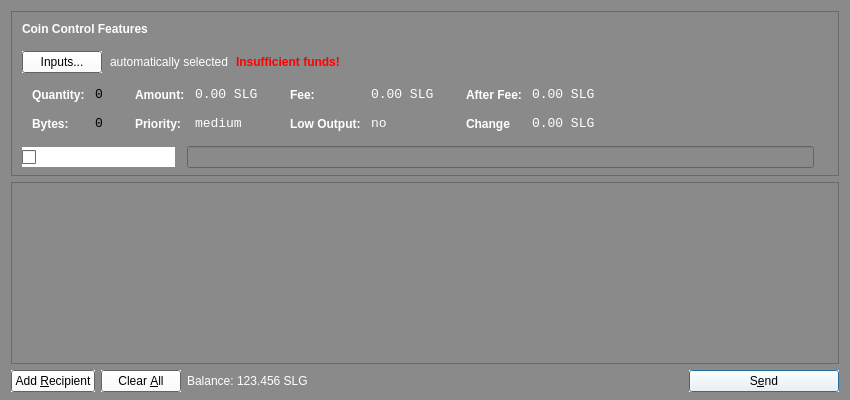
Before: the Qt Designer form src/qt/forms/sendcoinsdialog.ui in Sterlingcoin/Sterlingcoin-1.6.2.0-Release, drawn with Qt 5.
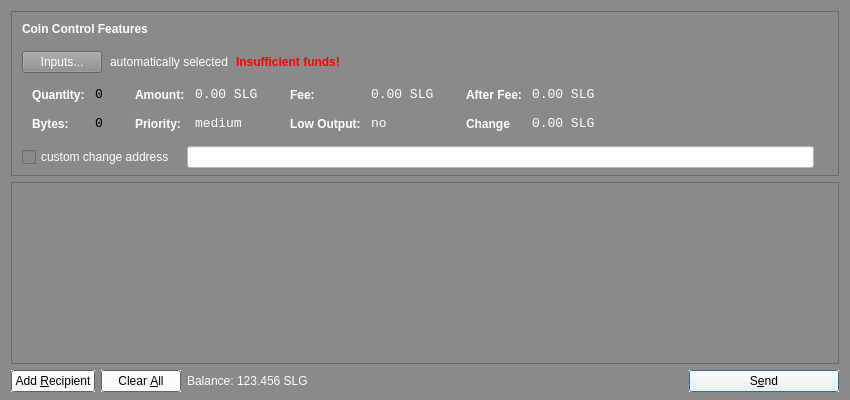
After: the same form once the commit is applied. Icons and pictures are not drawn.

```diff
--- a/src/qt/forms/sendcoinsdialog.ui
+++ b/src/qt/forms/sendcoinsdialog.ui
@@ -564,11 +564,183 @@
           </property>
           <item>
            <widget class="QPushButton" name="pushButtonCoinControl">
+            <property name="palette">
+             <palette>
+              <active>
+               <colorrole role="WindowText">
+                <brush brushstyle="SolidPattern">
+                 <color alpha="255">
+                  <red>255</red>
+                  <green>255</green>
+                  <blue>255</blue>
+                 </color>
+                </brush>
+               </colorrole>
+               <colorrole role="Button">
+                <brush brushstyle="SolidPattern">
+                 <color alpha="255">
+                  <red>138</red>
+                  <green>138</green>
+                  <blue>138</blue>
+                 </color>
+                </brush>
+               </colorrole>
+               <colorrole role="ButtonText">
+                <brush brushstyle="SolidPattern">
+                 <color alpha="255">
+                  <red>255</red>
+                  <green>255</green>
+                  <blue>255</blue>
+                 </color>
+                </brush>
+               </colorrole>
+               <colorrole role="Base">
+                <brush brushstyle="SolidPattern">
+                 <color alpha="255">
+                  <red>138</red>
+                  <green>138</green>
+                  <blue>138</blue>
+                 </color>
+                </brush>
+               </colorrole>
+               <colorrole role="Window">
+                <brush brushstyle="SolidPattern">
+                 <color alpha="255">
+                  <red>138</red>
+                  <green>138</green>
+                  <blue>138</blue>
+                 </color>
+                </brush>
+               </colorrole>
+               <colorrole role="ToolTipText">
+                <brush brushstyle="SolidPattern">
+                 <color alpha="255">
+                  <red>255</red>
+                  <green>255</green>
+                  <blue>255</blue>
+                 </color>
+                </brush>
+               </colorrole>
+              </active>
+              <inactive>
+               <colorrole role="WindowText">
+                <brush brushstyle="SolidPattern">
+                 <color alpha="255">
+                  <red>255</red>
+                  <green>255</green>
+                  <blue>255</blue>
+                 </color>
+                </brush>
+               </colorrole>
+               <colorrole role="Button">
+                <brush brushstyle="SolidPattern">
+                 <color alpha="255">
+                  <red>138</red>
+                  <green>138</green>
+                  <blue>138</blue>
+                 </color>
+                </brush>
+               </colorrole>
+               <colorrole role="ButtonText">
+                <brush brushstyle="SolidPattern">
+                 <color alpha="255">
+                  <red>255</red>
+                  <green>255</green>
+                  <blue>255</blue>
+                 </color>
+                </brush>
+               </colorrole>
+               <colorrole role="Base">
+                <brush brushstyle="SolidPattern">
+                 <color alpha="255">
+                  <red>138</red>
+                  <green>138</green>
+                  <blue>138</blue>
+                 </color>
+                </brush>
+               </colorrole>
+               <colorrole role="Window">
+                <brush brushstyle="SolidPattern">
+                 <color alpha="255">
+                  <red>138</red>
+                  <green>138</green>
+                  <blue>138</blue>
+                 </color>
+                </brush>
+               </colorrole>
+               <colorrole role="ToolTipText">
+                <brush brushstyle="SolidPattern">
+                 <color alpha="255">
+                  <red>255</red>
+                  <green>255</green>
+                  <blue>255</blue>
+                 </color>
+                </brush>
+               </colorrole>
+              </inactive>
+              <disabled>
+               <colorrole role="WindowText">
+                <brush brushstyle="SolidPattern">
+                 <color alpha="255">
+                  <red>69</red>
+                  <green>69</green>
+                  <blue>69</blue>
+                 </color>
+                </brush>
+               </colorrole>
+               <colorrole role="Button">
+                <brush brushstyle="SolidPattern">
+                 <color alpha="255">
+                  <red>138</red>
+                  <green>138</green>
+                  <blue>138</blue>
+                 </color>
+                </brush>
+               </colorrole>
+               <colorrole role="ButtonText">
+                <brush brushstyle="SolidPattern">
+                 <color alpha="255">
+                  <red>69</red>
+                  <green>69</green>
+                  <blue>69</blue>
+                 </color>
+                </brush>
+               </colorrole>
+               <colorrole role="Base">
+                <brush brushstyle="SolidPattern">
+                 <color alpha="255">
+                  <red>138</red>
+                  <green>138</green>
+                  <blue>138</blue>
+                 </color>
+                </brush>
+               </colorrole>
+               <colorrole role="Window">
+                <brush brushstyle="SolidPattern">
+                 <color alpha="255">
+                  <red>138</red>
+                  <green>138</green>
+                  <blue>138</blue>
+                 </color>
+                </brush>
+               </colorrole>
+               <colorrole role="ToolTipText">
+                <brush brushstyle="SolidPattern">
+                 <color alpha="255">
+                  <red>255</red>
+                  <green>255</green>
+                  <blue>255</blue>
+                 </color>
+                </brush>
+               </colorrole>
+              </disabled>
+             </palette>
+            </property>
             <property name="autoFillBackground">
-             <bool>true</bool>
+             <bool>false</bool>
             </property>
             <property name="styleSheet">
-             <string notr="true"/>
+             <string notr="true">background-color: rgb(138, 138, 138);</string>
             </property>
             <property name="text">
              <string>Inputs...</string>
@@ -1655,6 +1827,33 @@
                  </color>
                 </brush>
                </colorrole>
+               <colorrole role="Button">
+                <brush brushstyle="SolidPattern">
+                 <color alpha="255">
+                  <red>138</red>
+                  <green>138</green>
+                  <blue>138</blue>
+                 </color>
+                </brush>
+               </colorrole>
+               <colorrole role="Base">
+                <brush brushstyle="SolidPattern">
+                 <color alpha="255">
+                  <red>138</red>
+                  <green>138</green>
+                  <blue>138</blue>
+                 </color>
+                </brush>
+               </colorrole>
+               <colorrole role="Window">
+                <brush brushstyle="SolidPattern">
+                 <color alpha="255">
+                  <red>138</red>
+                  <green>138</green>
+                  <blue>138</blue>
+                 </color>
+                </brush>
+               </colorrole>
               </active>
               <inactive>
                <colorrole role="WindowText">
@@ -1666,6 +1865,33 @@
                  </color>
                 </brush>
                </colorrole>
+               <colorrole role="Button">
+                <brush brushstyle="SolidPattern">
+                 <color alpha="255">
+                  <red>138</red>
+                  <green>138</green>
+                  <blue>138</blue>
+                 </color>
+                </brush>
+               </colorrole>
+               <colorrole role="Base">
+                <brush brushstyle="SolidPattern">
+                 <color alpha="255">
+                  <red>138</red>
+                  <green>138</green>
+                  <blue>138</blue>
+                 </color>
+                </brush>
+               </colorrole>
+               <colorrole role="Window">
+                <brush brushstyle="SolidPattern">
+                 <color alpha="255">
+                  <red>138</red>
+                  <green>138</green>
+                  <blue>138</blue>
+                 </color>
+                </brush>
+               </colorrole>
               </inactive>
               <disabled>
                <colorrole role="WindowText">
@@ -1677,11 +1903,41 @@
                  </color>
                 </brush>
                </colorrole>
+               <colorrole role="Button">
+                <brush brushstyle="SolidPattern">
+                 <color alpha="255">
+                  <red>138</red>
+                  <green>138</green>
+                  <blue>138</blue>
+                 </color>
+                </brush>
+               </colorrole>
+               <colorrole role="Base">
+                <brush brushstyle="SolidPattern">
+                 <color alpha="255">
+                  <red>138</red>
+                  <green>138</green>
+                  <blue>138</blue>
+                 </color>
+                </brush>
+               </colorrole>
+               <colorrole role="Window">
+                <brush brushstyle="SolidPattern">
+                 <color alpha="255">
+                  <red>138</red>
+                  <green>138</green>
+                  <blue>138</blue>
+                 </color>
+                </brush>
+               </colorrole>
               </disabled>
              </palette>
             </property>
             <property name="autoFillBackground">
-             <bool>true</bool>
+             <bool>false</bool>
+            </property>
+            <property name="styleSheet">
+             <string notr="true">background-color: rgb(138, 138, 138);</string>
             </property>
             <property name="text">
              <string>custom change address</string>
@@ -1711,6 +1967,24 @@
                  </color>
                 </brush>
                </colorrole>
+               <colorrole role="Button">
+                <brush brushstyle="SolidPattern">
+                 <color alpha="255">
+                  <red>255</red>
+                  <green>255</green>
+                  <blue>255</blue>
+                 </color>
+                </brush>
+               </colorrole>
+               <colorrole role="Text">
+                <brush brushstyle="SolidPattern">
+                 <color alpha="255">
+                  <red>69</red>
+                  <green>69</green>
+                  <blue>69</blue>
+                 </color>
+                </brush>
+               </colorrole>
                <colorrole role="ButtonText">
                 <brush brushstyle="SolidPattern">
                  <color alpha="255">
@@ -1720,6 +1994,24 @@
                  </color>
                 </brush>
                </colorrole>
+               <colorrole role="Base">
+                <brush brushstyle="SolidPattern">
+                 <color alpha="255">
+                  <red>255</red>
+                  <green>255</green>
+                  <blue>255</blue>
+                 </color>
+                </brush>
+               </colorrole>
+               <colorrole role="Window">
+                <brush brushstyle="SolidPattern">
+                 <color alpha="255">
+                  <red>255</red>
+                  <green>255</green>
+                  <blue>255</blue>
+                 </color>
+                </brush>
+               </colorrole>
                <colorrole role="Shadow">
                 <brush brushstyle="SolidPattern">
                  <color alpha="255">
@@ -1749,6 +2041,24 @@
                  </color>
                 </brush>
                </colorrole>
+               <colorrole role="Button">
+                <brush brushstyle="SolidPattern">
+                 <color alpha="255">
+                  <red>255</red>
+                  <green>255</green>
+                  <blue>255</blue>
+                 </color>
+                </brush>
+               </colorrole>
+               <colorrole role="Text">
+                <brush brushstyle="SolidPattern">
+                 <color alpha="255">
+                  <red>69</red>
+                  <green>69</green>
+                  <blue>69</blue>
+                 </color>
+                </brush>
+               </colorrole>
                <colorrole role="ButtonText">
                 <brush brushstyle="SolidPattern">
                  <color alpha="255">
@@ -1758,6 +2068,24 @@
                  </color>
                 </brush>
                </colorrole>
+               <colorrole role="Base">
+                <brush brushstyle="SolidPattern">
+                 <color alpha="255">
+                  <red>255</red>
+                  <green>255</green>
+                  <blue>255</blue>
+                 </color>
+                </brush>
+               </colorrole>
+               <colorrole role="Window">
+                <brush brushstyle="SolidPattern">
+                 <color alpha="255">
+                  <red>255</red>
+                  <green>255</green>
+                  <blue>255</blue>
+                 </color>
+                </brush>
+               </colorrole>
                <colorrole role="Shadow">
                 <brush brushstyle="SolidPattern">
                  <color alpha="255">
@@ -1787,6 +2115,24 @@
                  </color>
                 </brush>
                </colorrole>
+               <colorrole role="Button">
+                <brush brushstyle="SolidPattern">
+                 <color alpha="255">
+                  <red>255</red>
+                  <green>255</green>
+                  <blue>255</blue>
+                 </color>
+                </brush>
+               </colorrole>
+               <colorrole role="Text">
+                <brush brushstyle="SolidPattern">
+                 <color alpha="255">
+                  <red>69</red>
+                  <green>69</green>
+                  <blue>69</blue>
+                 </color>
+                </brush>
+               </colorrole>
                <colorrole role="ButtonText">
                 <brush brushstyle="SolidPattern">
                  <color alpha="255">
@@ -1796,6 +2142,24 @@
                  </color>
                 </brush>
                </colorrole>
+               <colorrole role="Base">
+                <brush brushstyle="SolidPattern">
+                 <color alpha="255">
+                  <red>255</red>
+                  <green>255</green>
+                  <blue>255</blue>
+                 </color>
+                </brush>
+               </colorrole>
+               <colorrole role="Window">
+                <brush brushstyle="SolidPattern">
+                 <color alpha="255">
+                  <red>255</red>
+                  <green>255</green>
+                  <blue>255</blue>
+                 </color>
+                </brush>
+               </colorrole>
                <colorrole role="Shadow">
                 <brush brushstyle="SolidPattern">
                  <color alpha="255">
@@ -1818,7 +2182,10 @@
              </palette>
             </property>
             <property name="autoFillBackground">
-             <bool>true</bool>
+             <bool>false</bool>
+            </property>
+            <property name="styleSheet">
+             <string notr="true">background-color: rgb(255, 255, 255);</string>
             </property>
            </widget>
           </item>
```
